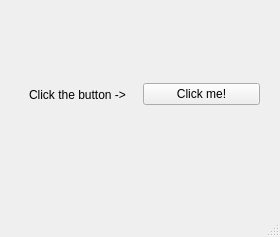
First picture: the form in NBLM/nblm.ui, repository GbaCretin/NBLM, before the edit.
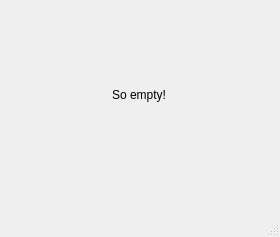
Second picture: the form after the edit.

The edit to the form file:
```diff
--- a/NBLM/nblm.ui
+++ b/NBLM/nblm.ui
@@ -17,27 +17,17 @@
    <widget class="QWidget" name="horizontalLayoutWidget">
     <property name="geometry">
      <rect>
-      <x>19</x>
+      <x>-1</x>
       <y>-1</y>
-      <width>241</width>
+      <width>281</width>
       <height>191</height>
      </rect>
     </property>
-    <layout class="QHBoxLayout" name="horizontalLayout">
+    <layout class="QVBoxLayout" name="verticalLayout">
      <item alignment="Qt::AlignHCenter">
       <widget class="QLabel" name="label">
        <property name="text">
-        <string>Click the button -&gt;</string>
-       </property>
-      </widget>
-     </item>
-     <item>
-      <widget class="QPushButton" name="helloWorldPushButton">
-       <property name="toolTip">
-        <string>&lt;html&gt;&lt;head/&gt;&lt;body&gt;&lt;p&gt;CLICK ME&lt;/p&gt;&lt;/body&gt;&lt;/html&gt;</string>
-       </property>
-       <property name="text">
-        <string>Click me!</string>
+        <string>So empty!</string>
        </property>
       </widget>
      </item>
```
Left out of the diff: 2 changed lines with no effect on the pictures.
